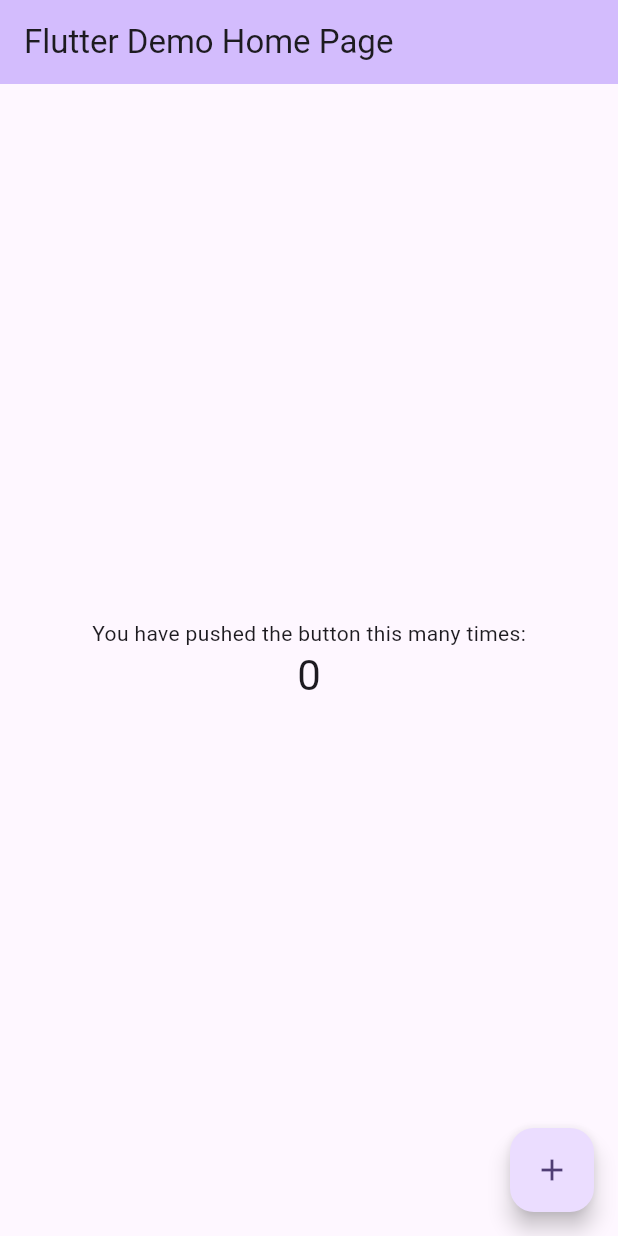
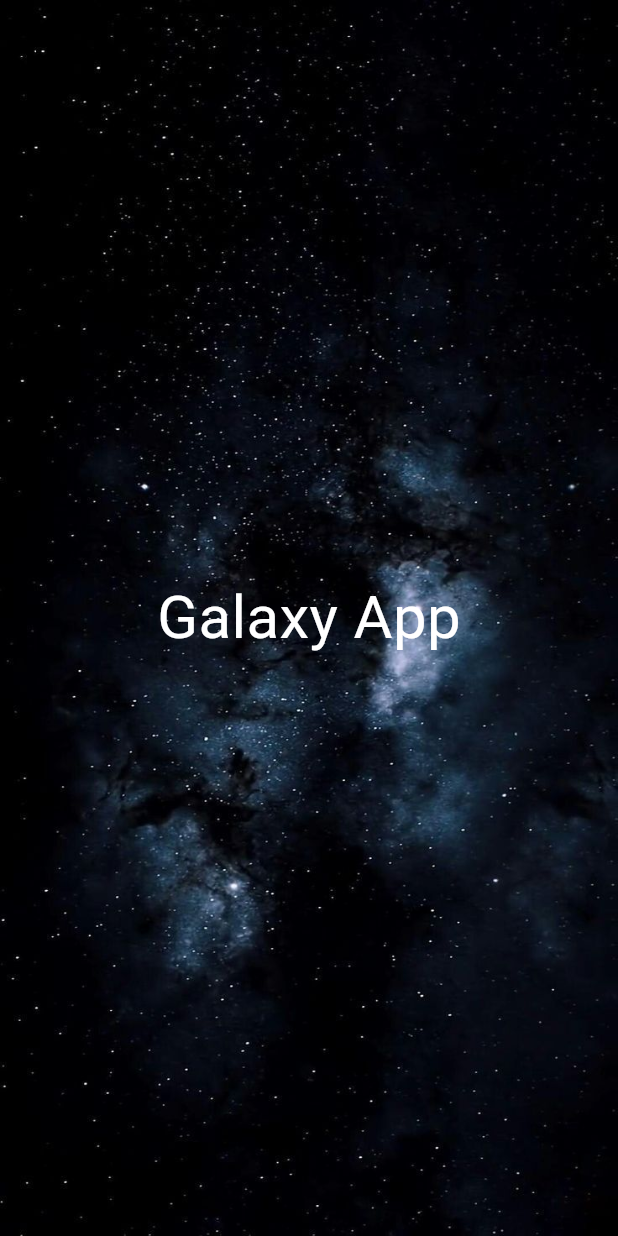
Before and after one commit to rajbha9/animator_app, a Flutter app: the first screen one second after launch, on a phone screen of 412 x 824 dp. Run offline on Flutter 3.47's test engine with Material 3 defaults, Android fonts, the phone set to English and light mode, and no system bars; our stand-ins replace glassmorphism, shared_preferences.

Commit message:
04-05-2024

```diff
--- a/lib/main.dart
+++ b/lib/main.dart
@@ -1,125 +1,37 @@
+import 'package:animator_app/provider/provider_planets.dart';
+import 'package:animator_app/views/homepage.dart';
+import 'package:animator_app/views/splash.dart';
 import 'package:flutter/material.dart';
+import 'package:provider/provider.dart';
 
 void main() {
-  runApp(const MyApp());
+  runApp(MyApp());
 }
 
-class MyApp extends StatelessWidget {
+class MyApp extends StatefulWidget {
   const MyApp({super.key});
 
-  // This widget is the root of your application.
+  @override
+  State<MyApp> createState() => _MyAppState();
+}
+
+class _MyAppState extends State<MyApp> {
   @override
   Widget build(BuildContext context) {
-    return MaterialApp(
-      title: 'Flutter Demo',
-      theme: ThemeData(
-        // This is the theme of your application.
-        //
-        // TRY THIS: Try running your application with "flutter run". You'll see
-        // the application has a purple toolbar. Then, without quitting the app,
-        // try changing the seedColor in the colorScheme below to Colors.green
-        // and then invoke "hot reload" (save your changes or press the "hot
-        // reload" button in a Flutter-supported IDE, or press "r" if you used
-        // the command line to start the app).
-        //
-        // Notice that the counter didn't reset back to zero; the application
-        // state is not lost during the reload. To reset the state, use hot
-        // restart instead.
-        //
-        // This works for code too, not just values: Most code changes can be
-        // tested with just a hot reload.
-        colorScheme: ColorScheme.fromSeed(seedColor: Colors.deepPurple),
-        useMaterial3: true,
+    return MultiProvider(
+      providers: [
+        ChangeNotifierProvider(
+          create: (context) => PlanetProvider(),
+        )
+      ],
+      child: MaterialApp(
+        debugShowCheckedModeBanner: false,
+        initialRoute: 'splash',
+        routes: {
+          '/': (context) => HomePage(),
+          'splash': (context) => Splash(),
+        },
       ),
-      home: const MyHomePage(title: 'Flutter Demo Home Page'),
     );
   }
 }
-
-class MyHomePage extends StatefulWidget {
-  const MyHomePage({super.key, required this.title});
-
-  // This widget is the home page of your application. It is stateful, meaning
-  // that it has a State object (defined below) that contains fields that affect
-  // how it looks.
-
-  // This class is the configuration for the state. It holds the values (in this
-  // case the title) provided by the parent (in this case the App widget) and
-  // used by the build method of the State. Fields in a Widget subclass are
-  // always marked "final".
-
-  final String title;
-
-  @override
-  State<MyHomePage> createState() => _MyHomePageState();
-}
-
-class _MyHomePageState extends State<MyHomePage> {
-  int _counter = 0;
-
-  void _incrementCounter() {
-    setState(() {
-      // This call to setState tells the Flutter framework that something has
-      // changed in this State, which causes it to rerun the build method below
-      // so that the display can reflect the updated values. If we changed
-      // _counter without calling setState(), then the build method would not be
-      // called again, and so nothing would appear to happen.
-      _counter++;
-    });
-  }
-
-  @override
-  Widget build(BuildContext context) {
-    // This method is rerun every time setState is called, for instance as done
-    // by the _incrementCounter method above.
-    //
-    // The Flutter framework has been optimized to make rerunning build methods
-    // fast, so that you can just rebuild anything that needs updating rather
-    // than having to individually change instances of widgets.
-    return Scaffold(
-      appBar: AppBar(
-        // TRY THIS: Try changing the color here to a specific color (to
-        // Colors.amber, perhaps?) and trigger a hot reload to see the AppBar
-        // change color while the other colors stay the same.
-        backgroundColor: Theme.of(context).colorScheme.inversePrimary,
-        // Here we take the value from the MyHomePage object that was created by
-        // the App.build method, and use it to set our appbar title.
-        title: Text(widget.title),
-      ),
-      body: Center(
-        // Center is a layout widget. It takes a single child and positions it
-        // in the middle of the parent.
-        child: Column(
-          // Column is also a layout widget. It takes a list of children and
-          // arranges them vertically. By default, it sizes itself to fit its
-          // children horizontally, and tries to be as tall as its parent.
-          //
-          // Column has various properties to control how it sizes itself and
-          // how it positions its children. Here we use mainAxisAlignment to
-          // center the children vertically; the main axis here is the vertical
-          // axis because Columns are vertical (the cross axis would be
-          // horizontal).
-          //
-          // TRY THIS: Invoke "debug painting" (choose the "Toggle Debug Paint"
-          // action in the IDE, or press "p" in the console), to see the
-          // wireframe for each widget.
-          mainAxisAlignment: MainAxisAlignment.center,
-          children: <Widget>[
-            const Text(
-              'You have pushed the button this many times:',
-            ),
-            Text(
-              '$_counter',
-              style: Theme.of(context).textTheme.headlineMedium,
-            ),
-          ],
-        ),
-      ),
-      floatingActionButton: FloatingActionButton(
-        onPressed: _incrementCounter,
-        tooltip: 'Increment',
-        child: const Icon(Icons.add),
-      ), // This trailing comma makes auto-formatting nicer for build methods.
-    );
-  }
-}
--- /dev/null
+++ b/lib/modules/model_planet.dart
@@ -0,0 +1,28 @@
+class PlanetModel {
+  final String position;
+  final String name;
+  final String image;
+  final String velocity;
+  final String distance;
+  final String description;
+
+  PlanetModel({
+    required this.position,
+    required this.name,
+    required this.image,
+    required this.velocity,
+    required this.distance,
+    required this.description,
+  });
+
+  factory PlanetModel.fromJson(Map<String, dynamic> json) {
+    return PlanetModel(
+      position: json['position'],
+      name: json['name'],
+      image: json['image'],
+      velocity: json['velocity'],
+      distance: json['distance'],
+      description: json['description'],
+    );
+  }
+}
--- /dev/null
+++ b/lib/views/splash.dart
@@ -0,0 +1,46 @@
+import 'dart:async';
+
+import 'package:flutter/material.dart';
+
+class Splash extends StatefulWidget {
+  const Splash({super.key});
+
+  @override
+  State<Splash> createState() => _SplashState();
+}
+
+class _SplashState extends State<Splash> {
+  @override
+  void initState() {
+    // TODO: implement initState
+    super.initState();
+    Timer(
+      Duration(seconds: 3),
+      () {
+        Navigator.of(context).pushReplacementNamed('/');
+      },
+    );
+  }
+
+  @override
+  Widget build(BuildContext context) {
+    return Container(
+      decoration: const BoxDecoration(
+        image: DecorationImage(
+          fit: BoxFit.fill,
+          image: AssetImage(
+            'asset/img/sbg.jpeg',
+          ),
+        ),
+      ),
+      child: const Scaffold(
+        body: Center(
+            child: Text(
+          'Galaxy App',
+          style: TextStyle(color: Colors.white,fontSize: 40),
+        )),
+        backgroundColor: Colors.transparent,
+      ),
+    );
+  }
+}
```
Also changed, not shown: asset/planets_datails.json (added, +74 -0 lines), lib/componets/planets_datails.dart (added, +126 -0 lines), lib/provider/provider_like.dart (added, +32 -0 lines), lib/provider/provider_planets.dart (added, +33 -0 lines), lib/views/dateilpage.dart (added, +180 -0 lines), lib/views/homepage.dart (added, +67 -0 lines), pubspec.yaml (+9 -0 lines), asset/img/bg.jpeg (added), asset/img/logo.gif (added), asset/img/sbg.jpeg (added), pubspec.lock.
